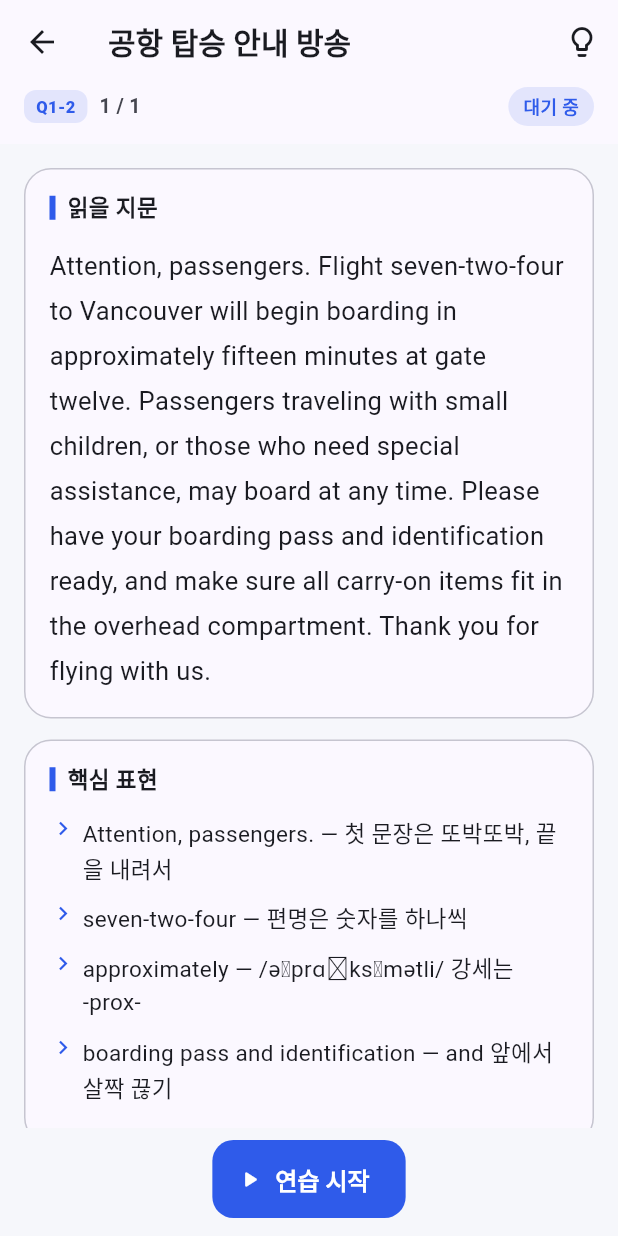
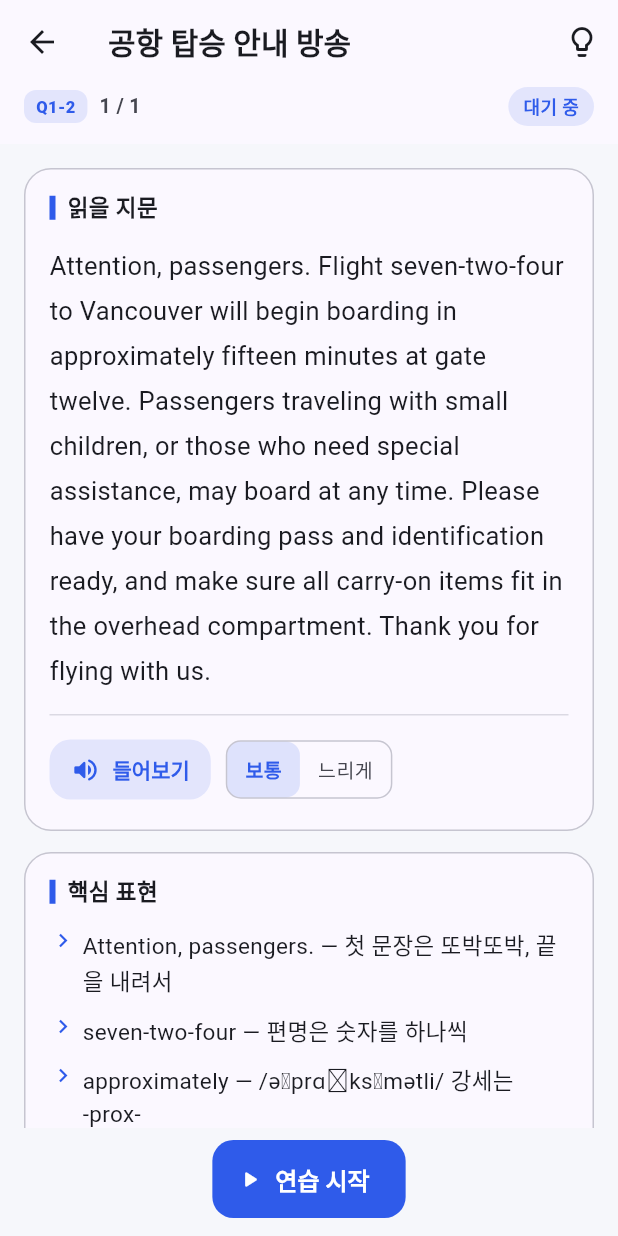
Before and after one commit to pudding-studio/toeic_speaking, a Flutter app: the PracticeScreen screen opened directly with sample values from the repository, on a phone screen of 412 x 824 dp. Run offline on Flutter 3.47's test engine with Material 3 defaults, Android fonts, the phone set to English and light mode, and no system bars; our stand-ins replace audioplayers, flutter_tts, image_picker; missing offline and left inert: idb_shim, record.

Commit message:
Q1-2 지문 읽어주기 기능 추가
낭독 지문의 발음을 확인할 수 있도록, 브라우저 내장 음성 합성으로
지문을 읽어 주는 기능을 넣었다. 서버 전송이나 API 키가 필요 없다.

- TtsService: flutter_tts 로 Web Speech API 를 감싼다.
  웹의 utterance.rate 는 1.0 이 보통 속도라 그대로 쓴다.
- TtsControls: 들어보기/정지 + 보통·느리게(0.7) 속도 전환
- 녹음이 시작되면 읽어주기를 먼저 멈춘다. 소리가 마이크로 들어가
  답변 녹음에 섞이는 것을 막기 위해서다. 녹음 중에는 버튼도 비활성화된다.
- 화면을 벗어날 때도 멈춘다
- 음성 합성을 못 쓰는 브라우저에서는 버튼 대신 안내 문구를 보여 준다
- 테스트 3개 추가 (지문 유무에 따른 노출, 비활성 상태)

Co-Authored-By: Claude Opus 5 <noreply@anthropic.com>
Claude-Session: https://claude.ai/code/session_01Jt349yHmTmR9YfUFymJj2S

```diff
--- a/lib/screens/practice_screen.dart
+++ b/lib/screens/practice_screen.dart
@@ -9,9 +9,11 @@ import '../models/toeic_part.dart';
 import '../services/attempt_store.dart';
 import '../services/playback_service.dart';
 import '../services/recorder_service.dart';
+import '../services/tts_service.dart';
 import '../theme.dart';
 import '../widgets/common.dart';
 import '../widgets/countdown_ring.dart';
+import '../widgets/tts_controls.dart';
 import 'recording_list.dart';
 
 enum _Phase { ready, prep, answering, stepDone, finished }
@@ -49,6 +51,7 @@ class _PracticeScreenState extends State<PracticeScreen> {
   @override
   void dispose() {
     _timer?.cancel();
+    unawaited(TtsService.instance.stop());
     // 화면을 벗어날 때 진행 중인 녹음은 버린다.
     if (_phase == _Phase.answering) {
       unawaited(RecorderService.instance.cancel());
@@ -118,6 +121,8 @@ class _PracticeScreenState extends State<PracticeScreen> {
     if (_busy) return;
     _busy = true;
     _stopCountdown();
+    // 읽어주기 소리가 녹음에 섞이지 않도록 먼저 멈춘다.
+    await TtsService.instance.stop();
     final bool started = await RecorderService.instance.start();
     _busy = false;
     if (!mounted) return;
@@ -369,9 +374,23 @@ class _PracticeScreenState extends State<PracticeScreen> {
       blocks.add(_SectionCard(
         title: '읽을 지문',
         color: _color,
-        child: SelectableText(
-          _q.passage!,
-          style: const TextStyle(fontSize: 17, height: 1.75),
+        child: Column(
+          crossAxisAlignment: CrossAxisAlignment.start,
+          children: <Widget>[
+            SelectableText(
+              _q.passage!,
+              style: const TextStyle(fontSize: 17, height: 1.75),
+            ),
+            const SizedBox(height: 14),
+            const Divider(height: 1),
+            const SizedBox(height: 12),
+            // 녹음 중에는 읽어주기 소리가 마이크로 들어가므로 막는다.
+            TtsControls(
+              text: _q.passage!,
+              color: _color,
+              enabled: _phase != _Phase.answering,
+            ),
+          ],
         ),
       ));
     }
--- /dev/null
+++ b/lib/services/tts_service.dart
@@ -0,0 +1,109 @@
+import 'package:flutter/foundation.dart';
+import 'package:flutter_tts/flutter_tts.dart';
+
+/// 지문을 읽어 주는 기능. 브라우저에 내장된 음성 합성(Web Speech API)을 쓴다.
+///
+/// 서버로 텍스트를 보내지 않고, 별도 API 키도 필요 없다.
+/// 목소리 품질은 브라우저와 운영체제에 딸린 음성에 따라 달라진다.
+class TtsService extends ChangeNotifier {
+  TtsService._() {
+    _tts
+      ..setStartHandler(() {
+        _speaking = true;
+        notifyListeners();
+      })
+      ..setCompletionHandler(() {
+        _speaking = false;
+        notifyListeners();
+      })
+      ..setCancelHandler(() {
+        _speaking = false;
+        notifyListeners();
+      })
+      ..setErrorHandler((Object? message) {
+        debugPrint('읽어주기에 실패했습니다: $message');
+        _speaking = false;
+        _available = false;
+        notifyListeners();
+      });
+  }
+
+  static final TtsService instance = TtsService._();
+
+  /// 웹 SpeechSynthesisUtterance 의 rate 는 1.0 이 보통 속도다.
+  static const double normalRate = 1.0;
+  static const double slowRate = 0.7;
+
+  final FlutterTts _tts = FlutterTts();
+
+  bool _speaking = false;
+  bool _available = true;
+  bool _configured = false;
+  double _rate = normalRate;
+
+  /// 지금 읽고 있는 문장. 여러 곳에서 버튼을 눌러도 하나만 재생된다.
+  String? _currentText;
+
+  bool get isSpeaking => _speaking;
+  bool get isAvailable => _available;
+  double get rate => _rate;
+  bool get isSlow => _rate == slowRate;
+
+  bool isSpeakingText(String text) => _speaking && _currentText == text;
+
+  Future<void> setSlow(bool slow) async {
+    _rate = slow ? slowRate : normalRate;
+    notifyListeners();
+    final String? text = _currentText;
+    if (_speaking && text != null) {
+      // 속도를 바꾸면 읽던 문장을 새 속도로 다시 시작한다.
+      await stop();
+      await speak(text);
+    }
+  }
+
+  /// 같은 문장을 다시 누르면 정지, 다른 문장이면 그쪽으로 전환한다.
+  Future<void> toggle(String text) async {
+    if (isSpeakingText(text)) {
+      await stop();
+      return;
+    }
+    await speak(text);
+  }
+
+  Future<void> speak(String text) async {
+    if (text.trim().isEmpty) return;
+    try {
+      await stop();
+      if (!_configured) {
+        await _tts.setLanguage('en-US');
+        await _tts.setVolume(1.0);
+        await _tts.setPitch(1.0);
+        _configured = true;
+      }
+      await _tts.setSpeechRate(_rate);
+      _currentText = text;
+      // 시작 핸들러가 오지 않는 브라우저도 있어 즉시 표시를 켜 둔다.
+      _speaking = true;
+      notifyListeners();
+      await _tts.speak(text);
+    } on Object catch (e) {
+      debugPrint('읽어주기에 실패했습니다: $e');
+      _speaking = false;
+      _available = false;
+      _currentText = null;
+      notifyListeners();
+    }
+  }
+
+  Future<void> stop() async {
+    try {
+      await _tts.stop();
+    } on Object catch (e) {
+      debugPrint('읽어주기를 멈추지 못했습니다: $e');
+    }
+    _speaking = false;
+    _currentText = null;
+    notifyListeners();
+  }
+}
--- /dev/null
+++ b/lib/widgets/tts_controls.dart
@@ -0,0 +1,141 @@
+import 'package:flutter/material.dart';
+
+import '../services/tts_service.dart';
+
+/// 지문을 브라우저 음성으로 들어 보는 컨트롤.
+/// 녹음 중에는 소리가 마이크로 들어가므로 [enabled] 를 false 로 넘겨 막는다.
+class TtsControls extends StatelessWidget {
+  const TtsControls({
+    super.key,
+    required this.text,
+    required this.color,
+    this.enabled = true,
+  });
+
+  final String text;
+  final Color color;
+  final bool enabled;
+
+  @override
+  Widget build(BuildContext context) {
+    final ColorScheme scheme = Theme.of(context).colorScheme;
+
+    return AnimatedBuilder(
+      animation: TtsService.instance,
+      builder: (BuildContext context, Widget? _) {
+        final TtsService tts = TtsService.instance;
+        if (!tts.isAvailable) {
+          return Row(
+            children: <Widget>[
+              Icon(Icons.volume_off_outlined, size: 16, color: scheme.outline),
+              const SizedBox(width: 6),
+              Expanded(
+                child: Text(
+                  '이 브라우저에서는 읽어주기를 쓸 수 없습니다.',
+                  style: TextStyle(
+                    fontSize: 12.5,
+                    color: scheme.onSurfaceVariant,
+                  ),
+                ),
+              ),
+            ],
+          );
+        }
+
+        final bool speaking = tts.isSpeakingText(text);
+        return Row(
+          children: <Widget>[
+            FilledButton.tonalIcon(
+              onPressed: enabled ? () => tts.toggle(text) : null,
+              style: FilledButton.styleFrom(
+                minimumSize: const Size(0, 40),
+                backgroundColor: color.withValues(alpha: 0.12),
+                foregroundColor: color,
+                padding: const EdgeInsets.symmetric(horizontal: 14),
+                textStyle: const TextStyle(
+                  fontSize: 14,
+                  fontWeight: FontWeight.w700,
+                ),
+              ),
+              icon: Icon(
+                speaking ? Icons.stop_rounded : Icons.volume_up_rounded,
+                size: 20,
+              ),
+              label: Text(speaking ? '정지' : '들어보기'),
+            ),
+            const SizedBox(width: 10),
+            _SpeedToggle(
+              slow: tts.isSlow,
+              color: color,
+              onChanged: enabled ? (bool slow) => tts.setSlow(slow) : null,
+            ),
+            const Spacer(),
+            if (!enabled)
+              Text(
+                '녹음 중에는 멈춤',
+                style: TextStyle(fontSize: 12, color: scheme.onSurfaceVariant),
+              ),
+          ],
+        );
+      },
+    );
+  }
+}
+
+class _SpeedToggle extends StatelessWidget {
+  const _SpeedToggle({
+    required this.slow,
+    required this.color,
+    required this.onChanged,
+  });
+
+  final bool slow;
+  final Color color;
+  final ValueChanged<bool>? onChanged;
+
+  @override
+  Widget build(BuildContext context) {
+    final ColorScheme scheme = Theme.of(context).colorScheme;
+    return Container(
+      decoration: BoxDecoration(
+        borderRadius: BorderRadius.circular(10),
+        border: Border.all(color: scheme.outlineVariant),
+      ),
+      child: Row(
+        mainAxisSize: MainAxisSize.min,
+        children: <Widget>[
+          _speedButton(context, label: '보통', selected: !slow, value: false),
+          _speedButton(context, label: '느리게', selected: slow, value: true),
+        ],
+      ),
+    );
+  }
+
+  Widget _speedButton(
+    BuildContext context, {
+    required String label,
+    required bool selected,
+    required bool value,
+  }) {
+    final ColorScheme scheme = Theme.of(context).colorScheme;
+    return InkWell(
+      onTap: onChanged == null ? null : () => onChanged!(value),
+      borderRadius: BorderRadius.circular(9),
+      child: Container(
+        padding: const EdgeInsets.symmetric(horizontal: 12, vertical: 9),
+        decoration: BoxDecoration(
+          color: selected ? color.withValues(alpha: 0.14) : null,
+          borderRadius: BorderRadius.circular(9),
+        ),
+        child: Text(
+          label,
+          style: TextStyle(
+            fontSize: 13,
+            fontWeight: selected ? FontWeight.w800 : FontWeight.w500,
+            color: selected ? color : scheme.onSurfaceVariant,
+          ),
+        ),
+      ),
+    );
+  }
+}
--- a/pubspec.yaml
+++ b/pubspec.yaml
@@ -17,6 +17,7 @@ dependencies:
   http: ^1.2.2 # blob URL → 바이트 변환
   intl: ^0.19.0
   image_picker: ^1.2.3
+  flutter_tts: ^4.2.5
 
 dev_dependencies:
   flutter_test:
```
Also changed, not shown: 2 other files.
